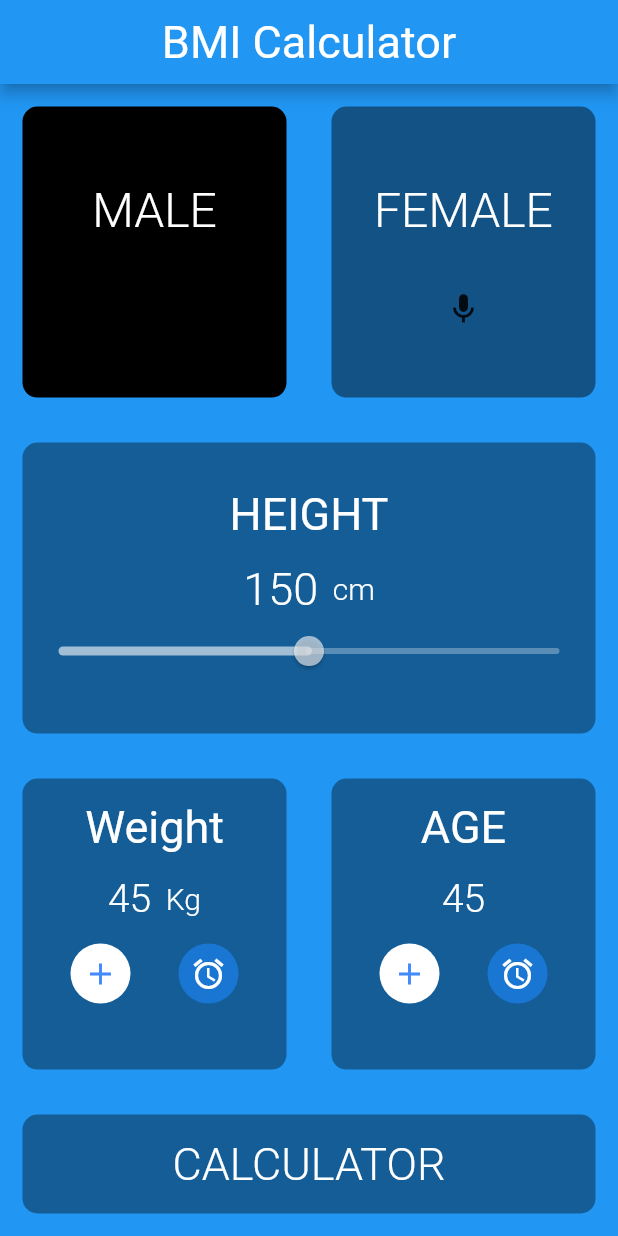
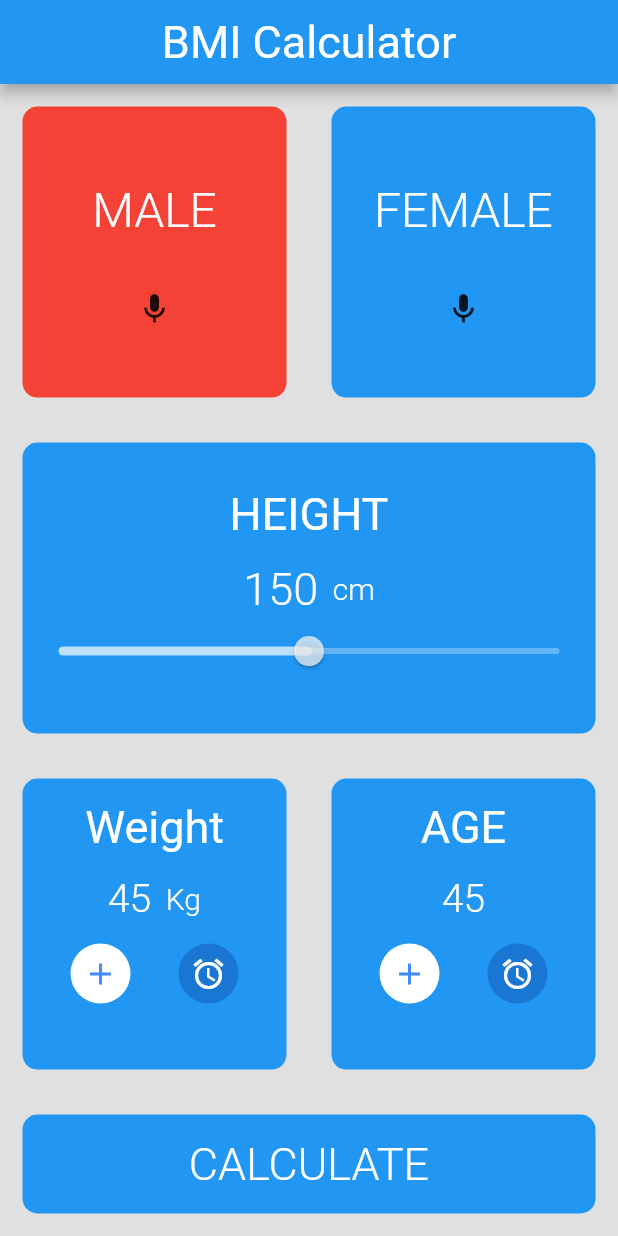
Before and after one commit to SasikaAththanayaka/bmi_calculator, a Flutter app: the screen it shows after launch, after a tap on "MALE", on a phone screen of 412 x 824 dp. Run offline on Flutter 3.47's test engine with Material 2 defaults, Android fonts, the phone set to English and light mode, and no system bars.

Commit message:
color changes in male and female

```diff
--- a/lib/screens/HomeScreen.dart
+++ b/lib/screens/HomeScreen.dart
@@ -9,7 +9,27 @@ class _HomeScreenState extends State<HomeScreen> {
   int height = 150;
   int weight = 45;
   double result = 0;
-  Color selectedColor = Colors.black38;
+  Color maleBoxColr = Colors.blue;
+  Color femaleBoxColor = Colors.blue;
+  Color activateColr = Colors.white70;
+
+  void updateColor(int gender) {
+    if (gender == 1) {
+      if (maleBoxColr == Colors.blue) {
+        maleBoxColr = Colors.red;
+        femaleBoxColor = Colors.blue;
+      } else {
+        maleBoxColr = Colors.blue;
+      }
+    } else {
+      if (femaleBoxColor == Colors.blue) {
+        femaleBoxColor = Colors.red;
+        maleBoxColr = Colors.blue;
+      } else {
+        femaleBoxColor = Colors.blue;
+      }
+    }
+  }
 
   @override
   Widget build(BuildContext context) {
@@ -21,7 +41,7 @@ class _HomeScreenState extends State<HomeScreen> {
           style: TextStyle(fontWeight: FontWeight.w400, fontSize: 30),
         )),
       ),
-      backgroundColor: Colors.blue,
+      backgroundColor: Colors.black12,
       body: Column(
         children: <Widget>[
           //FIRST ROW
@@ -33,7 +53,7 @@ class _HomeScreenState extends State<HomeScreen> {
                   child: GestureDetector(
                     onTap: () {
                       setState(() {
-                        selectedColor = Colors.black;
+                        updateColor(1);
                       });
                     },
                     child: Container(
@@ -59,19 +79,25 @@ class _HomeScreenState extends State<HomeScreen> {
                       margin: EdgeInsets.all(15.0),
                       decoration: BoxDecoration(
                         borderRadius: BorderRadius.circular(10.0),
-                        color: selectedColor,
+                        color: maleBoxColr,
                       ),
                     ),
                   ),
                 ),
                 Expanded(
+                  child: GestureDetector(
+                    onTap: () {
+                      setState(() {
+                        updateColor(2);
+                      });
+                    },
                     child: Container(
                       child: Container(
                         child: Column(
                           children: <Widget>[
                             Padding(
-                            padding:
-                                const EdgeInsets.only(top: 50.0, bottom: 35.0),
+                              padding: const EdgeInsets.only(
+                                  top: 50.0, bottom: 35.0),
                               child: Text(
                                 "FEMALE",
                                 style: TextStyle(
@@ -88,7 +114,8 @@ class _HomeScreenState extends State<HomeScreen> {
                       margin: EdgeInsets.all(15.0),
                       decoration: BoxDecoration(
                         borderRadius: BorderRadius.circular(10.0),
-                      color: Colors.black45,
+                        color: femaleBoxColor,
+                      ),
                     ),
                   ),
                 ),
@@ -140,11 +167,12 @@ class _HomeScreenState extends State<HomeScreen> {
                       value: height.toDouble(),
                       min: 100.0,
                       max: 200.0,
-                      activeColor: Colors.white60,
+                      activeColor: activateColr,
                       inactiveColor: Colors.white30,
                       onChanged: (double value) {
                         setState(() {
                           height = value.round();
+                          activateColr = Colors.redAccent;
                         });
                       },
                     ),
@@ -154,7 +182,7 @@ class _HomeScreenState extends State<HomeScreen> {
               margin: EdgeInsets.all(15.0),
               decoration: BoxDecoration(
                 borderRadius: BorderRadius.circular(10.0),
-                color: Colors.black38,
+                color: Colors.blue,
               ),
             ),
           ),
@@ -227,7 +255,7 @@ class _HomeScreenState extends State<HomeScreen> {
                     margin: EdgeInsets.all(15.0),
                     decoration: BoxDecoration(
                       borderRadius: BorderRadius.circular(10.0),
-                      color: Colors.black38,
+                      color: Colors.blue,
                     ),
                   ),
                 ),
@@ -283,7 +311,7 @@ class _HomeScreenState extends State<HomeScreen> {
                     margin: EdgeInsets.all(15.0),
                     decoration: BoxDecoration(
                       borderRadius: BorderRadius.circular(10.0),
-                      color: Colors.black38,
+                      color: Colors.blue,
                     ),
                   ),
                 ),
@@ -295,7 +323,7 @@ class _HomeScreenState extends State<HomeScreen> {
               child: GestureDetector(
                 onTap: () {},
                 child: Text(
-                  "CALCULATOR",
+                  "CALCULATE",
                   style: TextStyle(
                       fontWeight: FontWeight.w300,
                       fontSize: 30,
@@ -308,7 +336,7 @@ class _HomeScreenState extends State<HomeScreen> {
             margin: EdgeInsets.all(15.0),
             decoration: BoxDecoration(
               borderRadius: BorderRadius.circular(10.0),
-              color: Colors.black38,
+              color: Colors.blue,
             ),
           )
         ],
```
Lines whose indentation alone changed are shown as unchanged.
